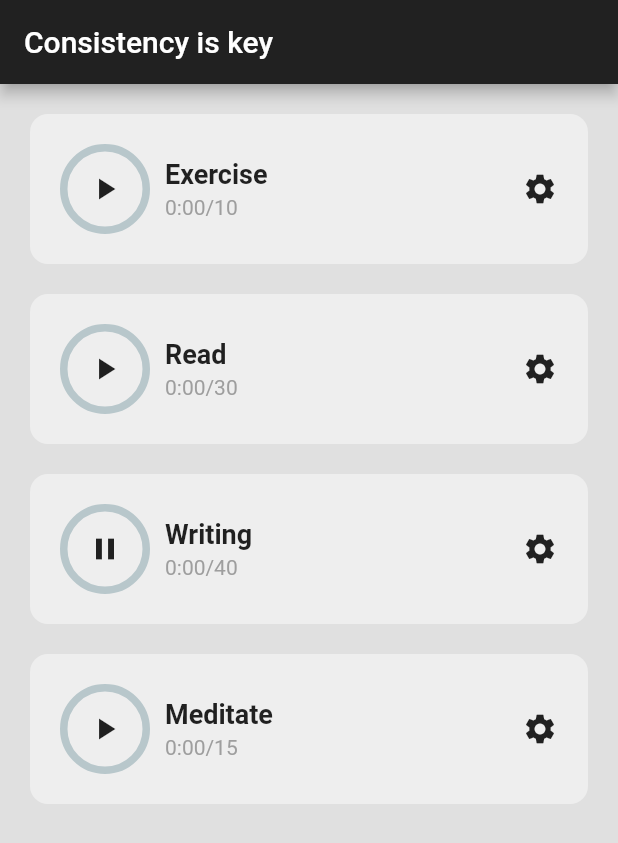
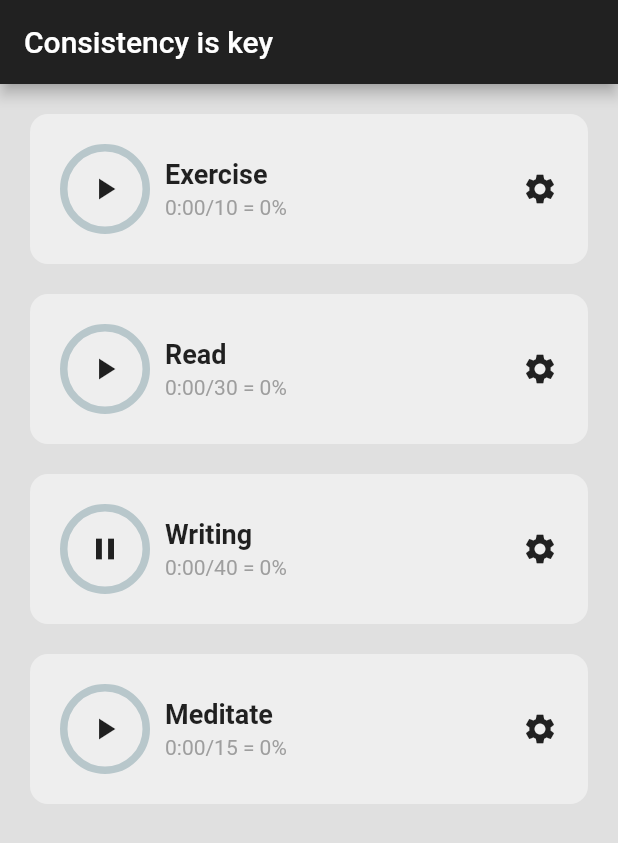
Before and after one commit to mrojasb2000/flutter_habit_tracker, a Flutter app: the screen it shows after launch, on a phone screen of 412 x 824 dp. Shown: the top 843 px of the screen. Run offline on Flutter 3.47's test engine with Material 2 defaults, Android fonts, the phone set to English and light mode, and no system bars; drawn by our look-alikes of percent_indicator.

Commit message:
chore: calculate progress percentage

```diff
--- a/lib/util/habit_tile.dart
+++ b/lib/util/habit_tile.dart
@@ -37,6 +37,11 @@ class HabitTile extends StatelessWidget {
       mins = mins.substring(0, 1);
     }
     return '$mins:$secs';
+  }
+
+  // calculate progress percentage
+  double percentCompleted() {
+    return timeSpent / (timeGoal * 60);
   }
 
   @override
@@ -89,7 +94,7 @@ class HabitTile extends StatelessWidget {
                   const SizedBox(height: 4),
                   // Progress
                   Text(
-                    formatToMinSec(timeSpent) + '/' + timeGoal.toString(),
+                    '${formatToMinSec(timeSpent)}/$timeGoal = ${(percentCompleted() * 100).toStringAsFixed(0)}%',
                     style: const TextStyle(color: Colors.grey),
                   ),
                 ]),
```
